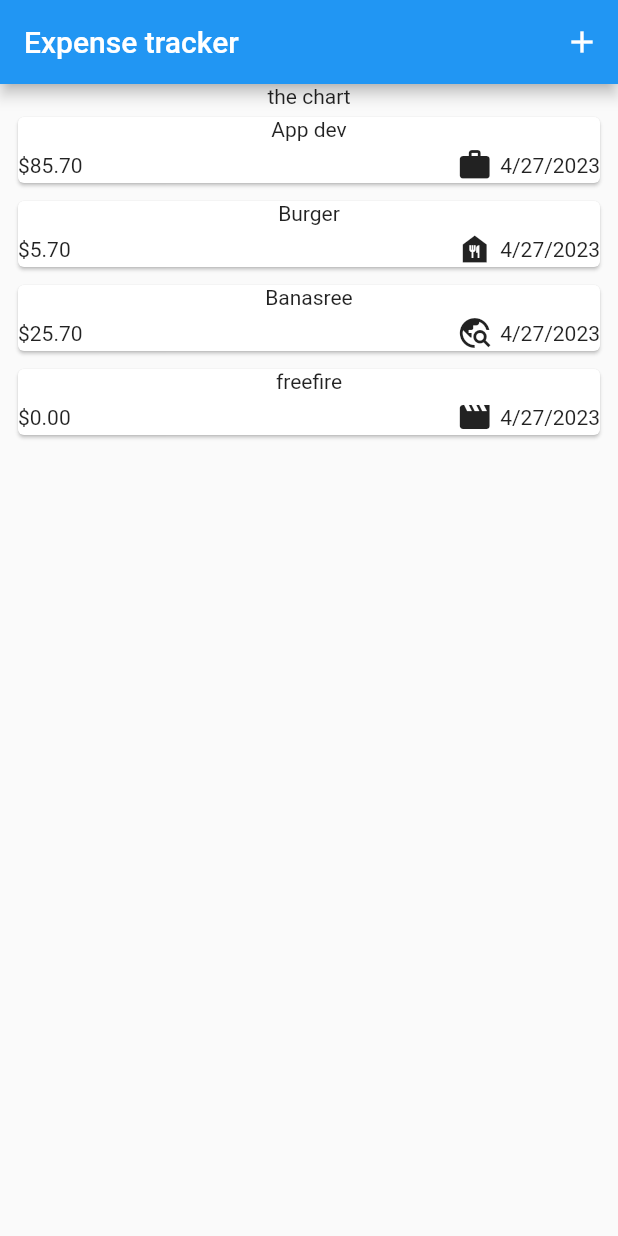
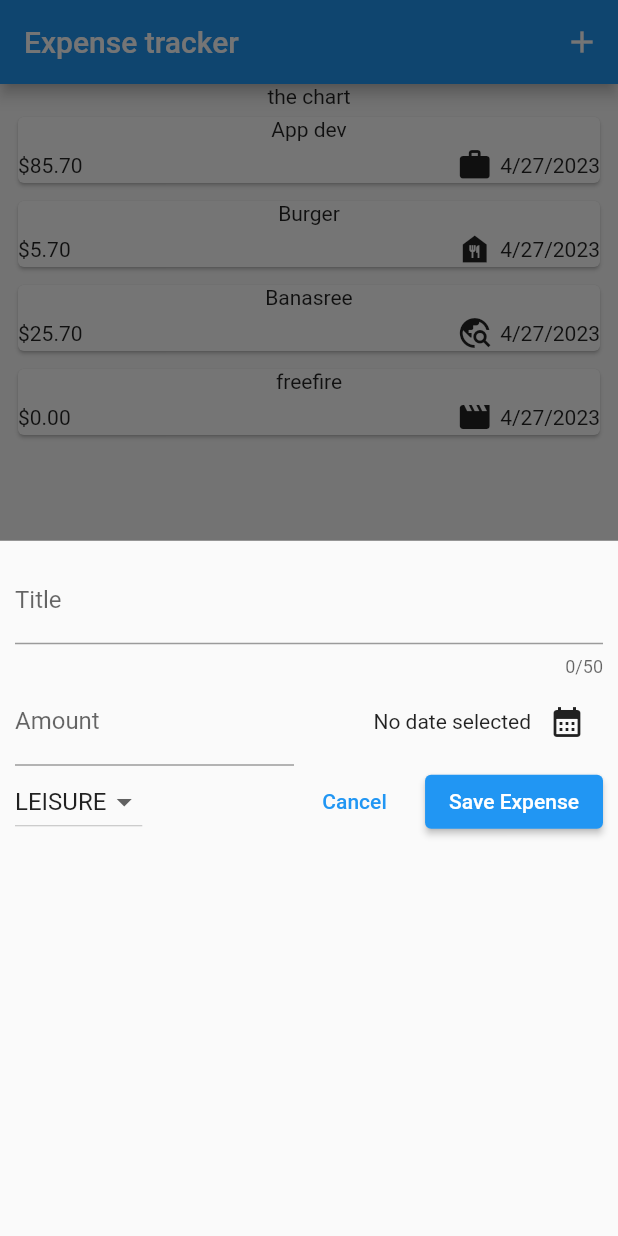
Before and after one commit to ridhwankhan/Advance-Expense-Tracker, a Flutter app: the screen it shows after launch, after a tap on the "add" icon, on a phone screen of 412 x 824 dp. Run offline on Flutter 3.47's test engine with Material 2 defaults, Android fonts, the light colour scheme and no system bars.

Commit message:
Added modal sheet
made a basic ui where user can input their data and has a dropdown menu and a lot of other features, working on the storing methods upcoming updates would change the ui and add more advanced features like chartbar

```diff
--- a/lib/expenses.dart
+++ b/lib/expenses.dart
@@ -1,3 +1,4 @@
+import 'package:advanced_expense_app/widgets/list/new_expense.dart';
 import 'package:flutter/material.dart';
 import 'package:advanced_expense_app/models/expense.dart';
 import 'package:advanced_expense_app/widgets/list/expenses_list.dart';
@@ -12,6 +13,13 @@ class Expenses extends StatefulWidget {
 }
 
 class _ExpensesState extends State<Expenses> {
+  void _openAddExpenseOverlay() {
+    showModalBottomSheet(
+      context: context,
+      builder: (ctx) => const NewExpense(),
+    );
+  }
+
   final List<Expense> _registeredExpenses = [
     Expense(
       title: 'App dev',
@@ -44,7 +52,10 @@ class _ExpensesState extends State<Expenses> {
     return Scaffold(
       appBar: AppBar(
         title: const Text("Expense tracker"),
-        actions: [IconButton(onPressed: () {}, icon: const Icon(Icons.add))],
+        actions: [
+          IconButton(
+              onPressed: _openAddExpenseOverlay, icon: const Icon(Icons.add))
+        ],
       ),
       body: Column(
         children: [
--- /dev/null
+++ b/lib/widgets/list/new_expense.dart
@@ -0,0 +1,134 @@
+import 'package:advanced_expense_app/models/expense.dart';
+import 'package:flutter/material.dart';
+import 'package:flutter/rendering.dart';
+
+class NewExpense extends StatefulWidget {
+  const NewExpense({super.key});
+
+  @override
+  State<StatefulWidget> createState() {
+    return _NewExpenseState();
+  }
+}
+
+class _NewExpenseState extends State<NewExpense> {
+  // var _enteredTitle = '';
+  // void _saveTitleInput(String inputValue) {
+  //   _enteredTitle = inputValue;
+  // }
+  final _titleController = TextEditingController();
+  final _amountController = TextEditingController();
+  DateTime? _selectedDate;
+  Category _slectedCategory = Category.leisure;
+
+  void _presentDatePicker() async {
+    final now = DateTime.now();
+    final firstDate = DateTime(now.year - 1, now.month, now.day);
+
+    final pickedDate = await showDatePicker(
+        context: context,
+        initialDate: now,
+        firstDate: firstDate,
+        lastDate: now);
+    setState(() {
+      _selectedDate = pickedDate;
+    });
+  }
+
+  @override
+  void dispose() {
+    _titleController.dispose();
+    _amountController.dispose();
+    super.dispose();
+  }
+
+  @override
+  Widget build(BuildContext context) {
+    return Padding(
+      padding: const EdgeInsets.all(10),
+      child: Column(children: [
+        TextField(
+          // onChanged: _saveTitleInput,
+          controller: _titleController,
+          maxLength: 50,
+          decoration: const InputDecoration(
+            label: Text('Title'),
+          ),
+        ),
+        Row(
+          children: [
+            Expanded(
+              child: TextField(
+                controller: _amountController,
+                keyboardType: TextInputType.number,
+                decoration: const InputDecoration(
+                  prefixText: '\$ ',
+                  label: Text('Amount'),
+                ),
+              ),
+            ),
+            const SizedBox(width: 20),
+            Expanded(
+              child: Row(
+                mainAxisAlignment: MainAxisAlignment.end,
+                crossAxisAlignment: CrossAxisAlignment.center,
+                children: [
+                  Text(_selectedDate == null
+                      ? "No date selected"
+                      : formatter.format(_selectedDate!)),
+                  IconButton(
+                    onPressed: _presentDatePicker,
+                    icon: const Icon(
+                      Icons.calendar_month,
+                    ),
+                  )
+                ],
+              ),
+            ),
+          ],
+        ),
+        Row(
+          children: [
+            DropdownButton(
+                value: _slectedCategory,
+                items: Category.values
+                    .map(
+                      (Category) => DropdownMenuItem(
+                        value: Category,
+                        child: Text(
+                          Category.name.toUpperCase(),
+                        ),
+                      ),
+                    )
+                    .toList(),
+                onChanged: (value) {
+                  if (value == null) {
+                    return;
+                  }
+                  setState(() {
+                    _slectedCategory = value;
+                  });
+                }),
+            const Spacer(),
+            TextButton(
+              onPressed: () {
+                Navigator.pop(context);
+              },
+              child: const Text("Cancel"),
+            ),
+            const SizedBox(
+              width: 15,
+            ),
+            ElevatedButton(
+              // onPressed: print(_enteredTitle),
+              onPressed: () {
+                //....
+              },
+              child: const Text("Save Expense"),
+            ),
+          ],
+        )
+      ]),
+    );
+  }
+}
```
